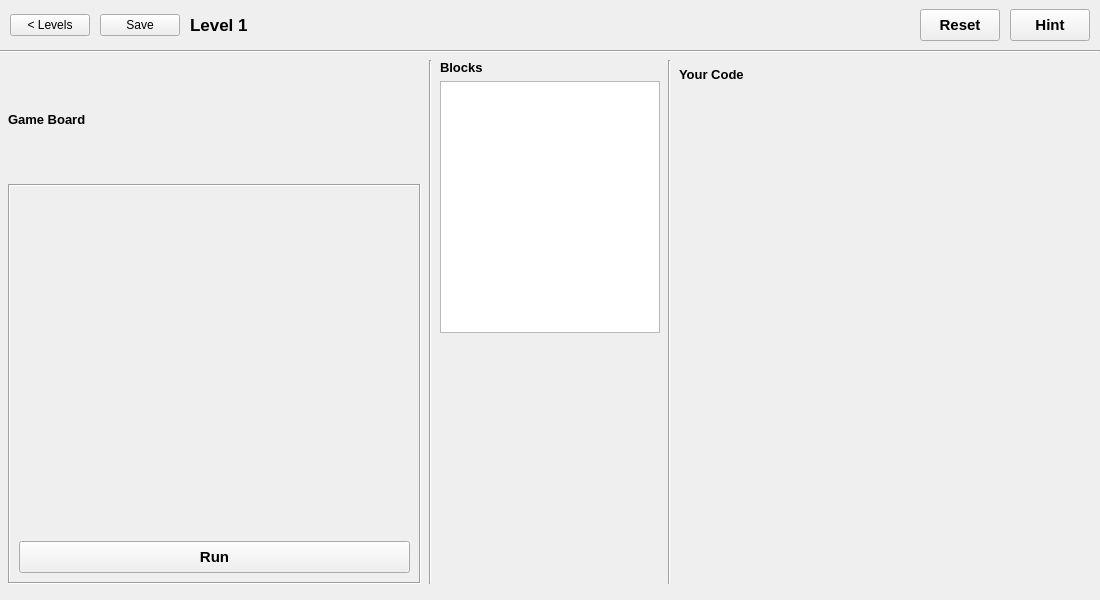
UofU-CS3505/cs3505-CodeQuest, file mainwindow.ui: the form before one commit.
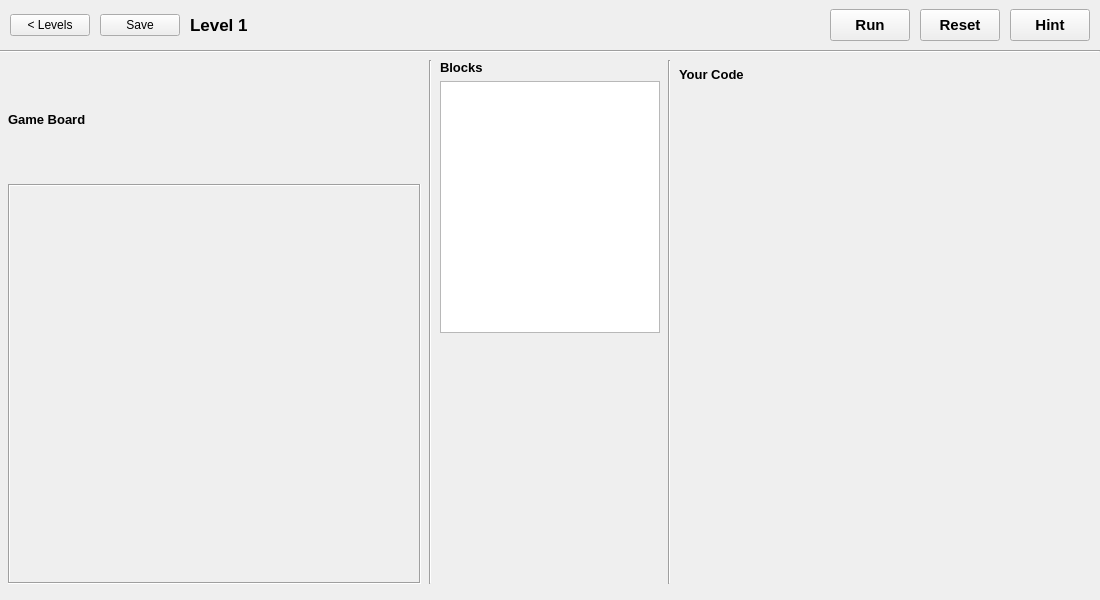
The form after the commit. Custom widgets are drawn as their Qt base class.

Commit message: Fix run btn position

Diff of the .ui file:
```diff
--- a/mainwindow.ui
+++ b/mainwindow.ui
@@ -683,6 +683,25 @@
          </property>
         </spacer>
        </item>
+       <item>
+        <widget class="QPushButton" name="runButton">
+         <property name="minimumSize">
+          <size>
+           <width>80</width>
+           <height>32</height>
+          </size>
+         </property>
+         <property name="font">
+          <font>
+           <pointsize>11</pointsize>
+           <bold>true</bold>
+          </font>
+         </property>
+         <property name="text">
+          <string>Run</string>
+         </property>
+        </widget>
+       </item>
        <item>
         <widget class="QPushButton" name="resetButton">
          <property name="minimumSize">
@@ -807,25 +826,6 @@
               </property>
              </widget>
             </item>
-            <item>
-             <widget class="QPushButton" name="runButton">
-              <property name="minimumSize">
-               <size>
-                <width>80</width>
-                <height>32</height>
-               </size>
-              </property>
-              <property name="font">
-               <font>
-                <pointsize>11</pointsize>
-                <bold>true</bold>
-               </font>
-              </property>
-              <property name="text">
-               <string>Run</string>
-              </property>
-             </widget>
-            </item>
            </layout>
           </widget>
          </item>
```
